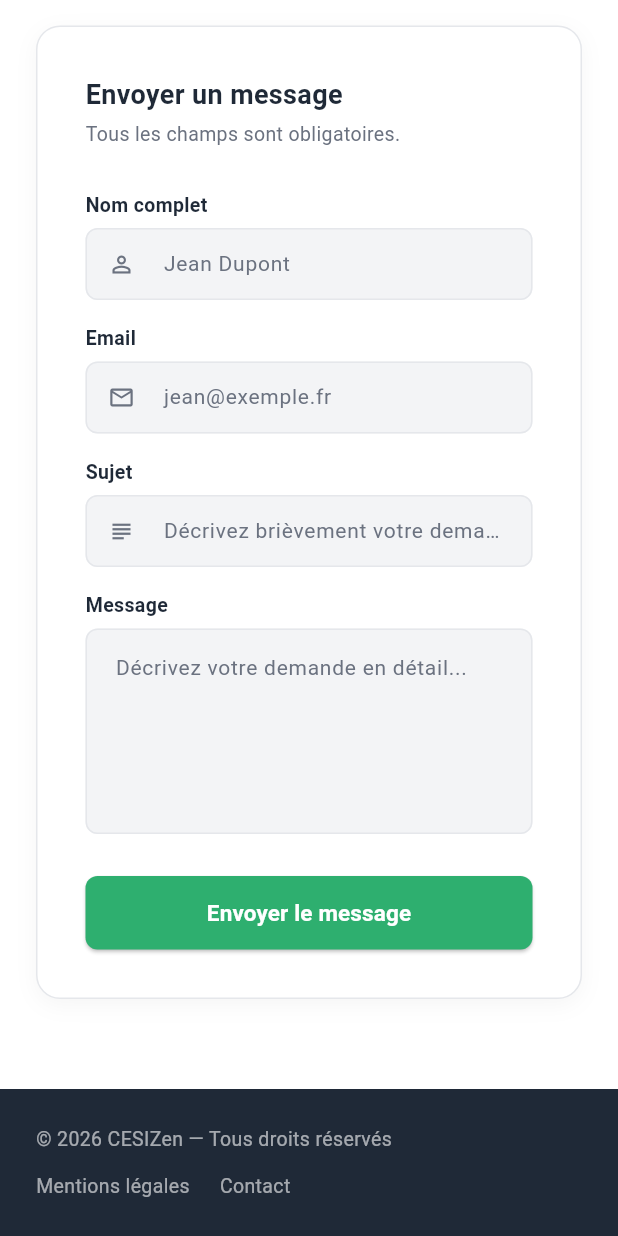
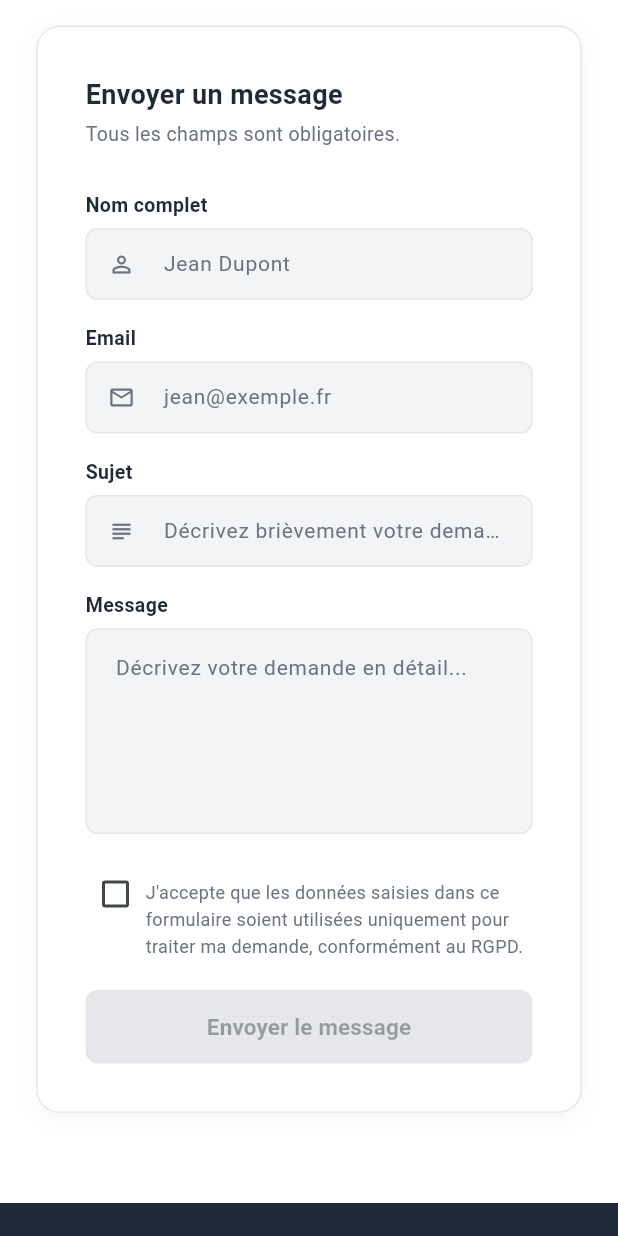
Before and after one commit to titouvgx/Projet-CESIZen, a Flutter app: the AidePage screen opened directly, scrolled down 982 dp, on a phone screen of 412 x 824 dp. Run offline on Flutter 3.47's test engine with Material 3 defaults, Android fonts, the phone set to English and light mode, and no system bars; our stand-ins replace supabase_flutter; accounts and stored records are empty.

Commit message:
Fix: RGPD

```diff
--- a/cesizen/analysis_options.yaml
+++ b/cesizen/analysis_options.yaml
@@ -21,7 +21,7 @@ linter:
   # `// ignore_for_file: name_of_lint` syntax on the line or in the file
   # producing the lint.
   rules:
-    # avoid_print: false  # Uncomment to disable the `avoid_print` rule
+    avoid_print: true
     # prefer_single_quotes: true  # Uncomment to enable the `prefer_single_quotes` rule
 
 # Additional information about this file can be found at
--- a/cesizen/lib/admin.dart
+++ b/cesizen/lib/admin.dart
@@ -3,6 +3,7 @@ import 'package:supabase_flutter/supabase_flutter.dart';
 import 'variables.dart';
 import 'auth_service.dart';
 import 'home_page.dart';
+import 'utils/logger.dart';
 
 // ─────────────────────────────────────────────
 // PAGE ADMIN
@@ -307,7 +308,7 @@ class _StatistiquesTabState extends State<_StatistiquesTab> {
         _loading = false;
       });
     } catch (e) {
-      print('❌ Stats : $e');
+      AppLogger.error('Erreur chargement stats', context: 'AdminPage', exception: e);
       if (mounted) setState(() => _loading = false);
     }
   }
--- a/cesizen/lib/aide_page.dart
+++ b/cesizen/lib/aide_page.dart
@@ -2,6 +2,7 @@ import 'package:flutter/material.dart';
 import 'services/supabase_service.dart';
 import 'widgets.dart';
 import 'variables.dart';
+import 'utils/logger.dart';
 
 // ─────────────────────────────────────────────
 // PAGE BESOIN D'AIDE
@@ -23,6 +24,7 @@ class _AidePageState extends State<AidePage> {
 
   bool _envoiEnCours = false;
   bool _envoiReussi = false;
+  bool _consentementAccepte = false;
 
   @override
   void dispose() {
@@ -35,6 +37,7 @@ class _AidePageState extends State<AidePage> {
 
   Future<void> _envoyerMessage() async {
     if (!_formKey.currentState!.validate()) return;
+    if (!_consentementAccepte) return;
     setState(() => _envoiEnCours = true);
 
     try {
@@ -50,7 +53,7 @@ class _AidePageState extends State<AidePage> {
       _sujetController.clear();
       _messageController.clear();
     } catch (e) {
-      print('❌ Erreur envoi message : $e');
+      AppLogger.error('Erreur envoi message', context: 'AidePage', exception: e);
       setState(() => _envoiEnCours = false);
       if (mounted) {
         ScaffoldMessenger.of(context).showSnackBar(const SnackBar(
@@ -82,6 +85,8 @@ class _AidePageState extends State<AidePage> {
               messageController: _messageController,
               envoiEnCours: _envoiEnCours,
               envoiReussi: _envoiReussi,
+              consentement: _consentementAccepte,
+              onConsentementChanged: (v) => setState(() => _consentementAccepte = v),
               onEnvoyer: _envoyerMessage,
               onNouveauMessage: () => setState(() => _envoiReussi = false),
             ),
@@ -146,6 +151,8 @@ class _AideBody extends StatelessWidget {
   final TextEditingController messageController;
   final bool envoiEnCours;
   final bool envoiReussi;
+  final bool consentement;
+  final ValueChanged<bool> onConsentementChanged;
   final VoidCallback onEnvoyer;
   final VoidCallback onNouveauMessage;
 
@@ -158,6 +165,8 @@ class _AideBody extends StatelessWidget {
     required this.messageController,
     required this.envoiEnCours,
     required this.envoiReussi,
+    required this.consentement,
+    required this.onConsentementChanged,
     required this.onEnvoyer,
     required this.onNouveauMessage,
   });
@@ -175,7 +184,9 @@ class _AideBody extends StatelessWidget {
                 formKey: formKey, nomController: nomController,
                 emailController: emailController, sujetController: sujetController,
                 messageController: messageController, envoiEnCours: envoiEnCours,
-                envoiReussi: envoiReussi, onEnvoyer: onEnvoyer, onNouveauMessage: onNouveauMessage,
+                envoiReussi: envoiReussi, consentement: consentement,
+                onConsentementChanged: onConsentementChanged,
+                onEnvoyer: onEnvoyer, onNouveauMessage: onNouveauMessage,
               ),
             ])
           : Row(crossAxisAlignment: CrossAxisAlignment.start, children: [
@@ -187,7 +198,9 @@ class _AideBody extends StatelessWidget {
                   formKey: formKey, nomController: nomController,
                   emailController: emailController, sujetController: sujetController,
                   messageController: messageController, envoiEnCours: envoiEnCours,
-                  envoiReussi: envoiReussi, onEnvoyer: onEnvoyer, onNouveauMessage: onNouveauMessage,
+                  envoiReussi: envoiReussi, consentement: consentement,
+                  onConsentementChanged: onConsentementChanged,
+                  onEnvoyer: onEnvoyer, onNouveauMessage: onNouveauMessage,
                 ),
               ),
             ]),
@@ -300,6 +313,8 @@ class _Formulaire extends StatelessWidget {
   final TextEditingController messageController;
   final bool envoiEnCours;
   final bool envoiReussi;
+  final bool consentement;
+  final ValueChanged<bool> onConsentementChanged;
   final VoidCallback onEnvoyer;
   final VoidCallback onNouveauMessage;
 
@@ -307,7 +322,8 @@ class _Formulaire extends StatelessWidget {
     required this.formKey, required this.nomController,
     required this.emailController, required this.sujetController,
     required this.messageController, required this.envoiEnCours,
-    required this.envoiReussi, required this.onEnvoyer,
+    required this.envoiReussi, required this.consentement,
+    required this.onConsentementChanged, required this.onEnvoyer,
     required this.onNouveauMessage,
   });
 
@@ -415,12 +431,36 @@ class _Formulaire extends StatelessWidget {
                 return null;
               },
             ),
-            const SizedBox(height: 28),
+            const SizedBox(height: 20),
+
+            // Case de consentement RGPD
+            Row(
+              crossAxisAlignment: CrossAxisAlignment.start,
+              children: [
+                Checkbox(
+                  value: consentement,
+                  onChanged: (v) => onConsentementChanged(v ?? false),
+                  activeColor: kGreen,
+                  materialTapTargetSize: MaterialTapTargetSize.shrinkWrap,
+                ),
+                Expanded(
+                  child: Padding(
+                    padding: const EdgeInsets.only(top: 10),
+                    child: Text(
+                      'J\'accepte que les données saisies dans ce formulaire soient utilisées uniquement pour traiter ma demande, conformément au RGPD.',
+                      style: const TextStyle(fontSize: 12, color: kGrey, height: 1.5),
+                    ),
+                  ),
+                ),
+              ],
+            ),
+
+            const SizedBox(height: 20),
 
             SizedBox(
               width: double.infinity,
               child: ElevatedButton(
-                onPressed: envoiEnCours ? null : onEnvoyer,
+                onPressed: envoiEnCours || !consentement ? null : onEnvoyer,
                 style: ElevatedButton.styleFrom(
                   backgroundColor: kGreen, foregroundColor: Colors.white,
                   disabledBackgroundColor: const Color(0xFFE5E7EB),
--- a/cesizen/lib/diagnosticpage.dart
+++ b/cesizen/lib/diagnosticpage.dart
@@ -5,6 +5,7 @@ import 'widgets.dart';
 import 'variables.dart';
 import 'auth_service.dart';
 import 'login_popup.dart';
+import 'utils/logger.dart';
 
 // ─────────────────────────────────────────────
 // PAGE DIAGNOSTIC
@@ -41,7 +42,7 @@ class _DiagnosticPageState extends State<DiagnosticPage> {
       final data = await SupabaseService.getHistoriqueDiagnostics(AuthService.idUtilisateur!);
       if (mounted) setState(() { _historique = data; _loadingHistorique = false; });
     } catch (e) {
-      print('❌ Erreur historique : $e');
+      AppLogger.error('Erreur chargement historique', context: 'DiagnosticPage', exception: e);
       if (mounted) setState(() => _loadingHistorique = false);
     }
   }
--- a/cesizen/lib/espace_page.dart
+++ b/cesizen/lib/espace_page.dart
@@ -7,6 +7,7 @@ import 'auth_service.dart';
 import 'login_popup.dart';
 import 'contenu_page.dart';
 import 'diagnosticpage.dart';
+import 'utils/logger.dart';
 
 // ─────────────────────────────────────────────
 // PAGE VOTRE ESPACE
@@ -52,7 +53,7 @@ class _EspacePageState extends State<EspacePage> {
         });
       }
     } catch (e) {
-      print('❌ Erreur chargement favoris : $e');
+      AppLogger.error('Erreur chargement favoris', context: 'EspacePage', exception: e);
       if (mounted) setState(() => _loadingFavoris = false);
     }
   }
@@ -67,7 +68,7 @@ class _EspacePageState extends State<EspacePage> {
         });
       }
     } catch (e) {
-      print('❌ Erreur chargement historique : $e');
+      AppLogger.error('Erreur chargement historique', context: 'EspacePage', exception: e);
       if (mounted) setState(() => _loadingHistorique = false);
     }
   }
--- a/cesizen/lib/home_page.dart
+++ b/cesizen/lib/home_page.dart
@@ -5,6 +5,7 @@ import 'variables.dart';
 import 'widgets.dart';
 import 'contenu_page.dart';
 import 'questionnaire_page.dart';
+import 'utils/logger.dart';
 
 // ─────────────────────────────────────────────
 // APP
@@ -56,7 +57,7 @@ class _HomePageState extends State<HomePage> {
         _loadingContenus = false;
       });
     } catch (e) {
-      print('❌ Erreur chargement contenus : $e');
+      AppLogger.error('Erreur chargement contenus', context: 'HomePage', exception: e);
       setState(() => _loadingContenus = false);
     }
   }
--- a/cesizen/lib/questionnaire_page.dart
+++ b/cesizen/lib/questionnaire_page.dart
@@ -4,6 +4,7 @@ import 'widgets.dart';
 import 'variables.dart';
 import 'auth_service.dart';
 import 'utils/cesizen_utils.dart';
+import 'utils/logger.dart';
 
 class QuestionnairePage extends StatefulWidget {
   const QuestionnairePage({super.key});
@@ -37,7 +38,7 @@ class _QuestionnairePageState extends State<QuestionnairePage> {
         });
       }
     } catch (e) {
-      print('❌ Erreur : $e');
+      AppLogger.error('Erreur chargement événements Holmes', context: 'QuestionnairePage', exception: e);
       if (mounted) setState(() => _loading = false);
     }
   }
@@ -74,7 +75,7 @@ class _QuestionnairePageState extends State<QuestionnairePage> {
       }
       if (mounted) _showResultat(scoreTotal, pageResultat);
     } catch (e) {
-      print('❌ Erreur soumission : $e');
+      AppLogger.error('Erreur soumission diagnostic', context: 'QuestionnairePage', exception: e);
       if (mounted) setState(() => _envoiEnCours = false);
     }
   }
```
Also changed, not shown: cesizen/lib/contenu_page.dart (+4 -3 lines), .claude/settings.local.json (added), 1 other file.
